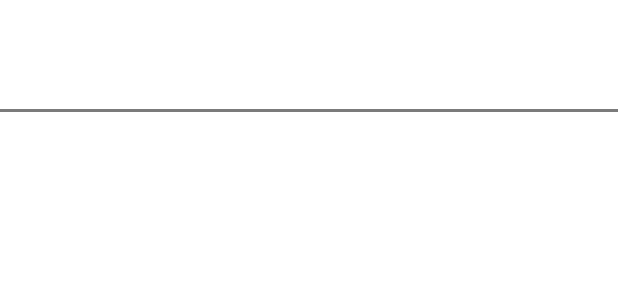
After one commit to as005413/EnglishLearningApp_second, an Android app: the layout activity_card_show.xml on its own in the app's theme, with its tools: preview values and no code run, on a phone screen of 412 x 824 dp. The commit adds this screen. Shown: the top 300 px of the screen. Run offline under Robolectric (Android 15) with nearby library versions, the phone set to English and light mode, and no system bars.

Commit message:
Add card class and new activity

```diff
--- a/app/src/main/AndroidManifest.xml
+++ b/app/src/main/AndroidManifest.xml
@@ -3,6 +3,7 @@
     package="com.example.englishlearningapp">
 
     <uses-permission android:name="android.permission.READ_EXTERNAL_STORAGE" />
+
     <application
         android:allowBackup="true"
         android:icon="@mipmap/ic_launcher"
@@ -10,6 +11,7 @@
         android:roundIcon="@mipmap/ic_launcher_round"
         android:supportsRtl="true"
         android:theme="@style/AppTheme">
+        <activity android:name=".CardShowActivity"></activity>
         <activity android:name=".MainActivity">
             <intent-filter>
                 <action android:name="android.intent.action.MAIN" />
--- /dev/null
+++ b/app/src/main/res/layout/activity_card_show.xml
@@ -0,0 +1,45 @@
+<?xml version="1.0" encoding="utf-8"?>
+<androidx.constraintlayout.widget.ConstraintLayout xmlns:android="http://schemas.android.com/apk/res/android"
+    xmlns:app="http://schemas.android.com/apk/res-auto"
+    xmlns:tools="http://schemas.android.com/tools"
+    android:layout_width="match_parent"
+    android:layout_height="match_parent"
+    android:background="@color/white"
+    tools:context=".CardShowActivity">
+
+    <TextView
+        android:id="@+id/textViewHead"
+        android:layout_width="match_parent"
+        android:layout_height="wrap_content"
+        android:layout_marginTop="8dp"
+        android:layout_marginBottom="8dp"
+        android:gravity="center"
+        android:textSize="48sp"
+        android:textColor="@color/black"
+        android:textStyle="bold"
+        android:backgroundTint="@color/background_tint_edit_text"
+        app:layout_constraintBottom_toBottomOf="parent"
+        app:layout_constraintStart_toStartOf="parent"
+        app:layout_constraintTop_toTopOf="parent"
+        app:layout_constraintVertical_bias="0.0" />
+
+    <View
+        android:id="@+id/view"
+        android:layout_width="match_parent"
+        android:layout_height="2dp"
+        android:background="#7b7b7b"
+        app:layout_constraintTop_toBottomOf="@+id/textViewHead"
+        tools:layout_editor_absoluteX="0dp" />
+
+    <TextView
+        android:id="@+id/textViewWord"
+        android:layout_width="wrap_content"
+        android:layout_height="wrap_content"
+        android:layout_marginTop="8dp"
+        android:layout_marginBottom="8dp"
+        android:textSize="32sp"
+        app:layout_constraintBottom_toBottomOf="parent"
+        app:layout_constraintTop_toBottomOf="@+id/view"
+        app:layout_constraintVertical_bias="0.0"
+        tools:layout_editor_absoluteX="0dp" />
+</androidx.constraintlayout.widget.ConstraintLayout>
--- a/app/src/main/res/layout/activity_main.xml
+++ b/app/src/main/res/layout/activity_main.xml
@@ -20,9 +20,9 @@
         android:layout_marginBottom="8dp"
         android:ellipsize="start"
         android:ems="10"
-        android:gravity="center"
+        android:gravity="left"
         android:hint="@string/hint_for_entering"
-        android:inputType="textPersonName"
+        android:inputType="textCapWords"
         android:textSize="24sp"
         app:layout_constraintBottom_toBottomOf="parent"
         app:layout_constraintEnd_toEndOf="parent"
--- a/app/src/main/res/values/colors.xml
+++ b/app/src/main/res/values/colors.xml
@@ -6,4 +6,6 @@
 
     <color name="grey_line">#888784</color>
     <color name="black_line">#0D0027</color>
+    <color name="black">#000000</color>
+    <color name="white">#FFFFFF</color>
 </resources>
--- a/app/src/main/res/values/strings.xml
+++ b/app/src/main/res/values/strings.xml
@@ -1,6 +1,6 @@
 <resources>
     <string name="app_name">AvEng</string>
-    <string name="hint_for_entering">Some word</string>
+    <string name="hint_for_entering">Search</string>
     <string name="hint_for_translation"> Translation</string>
     <string name="hint_for_transcription"> Transcription</string>
     <string name="text_for_translate_button">T</string>
```
Also changed, not shown: app/src/main/java/com/example/englishlearningapp/CardShowActivity.java (added, +23 -0 lines), app/src/main/java/com/example/englishlearningapp/MainActivity.java (+46 -17 lines), app/src/main/java/entities/Card.java (added, +28 -0 lines).
